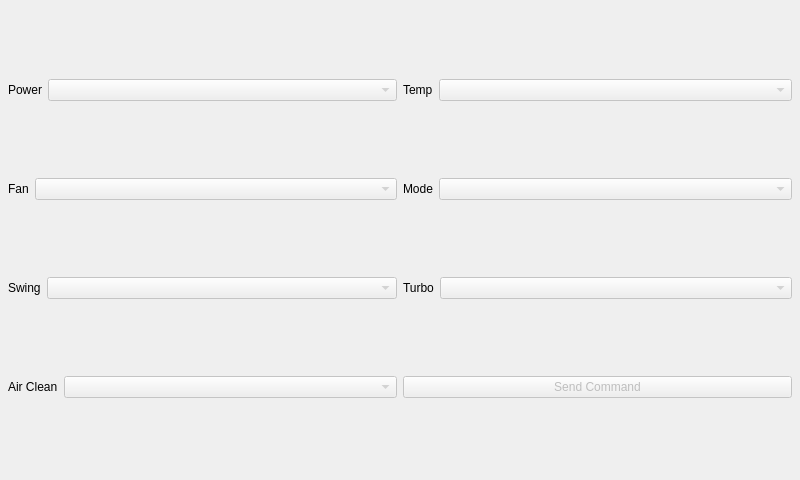
Old version of the form forms/pirstatefulacform.ui in the repository jpietrzak8/Pierogi.
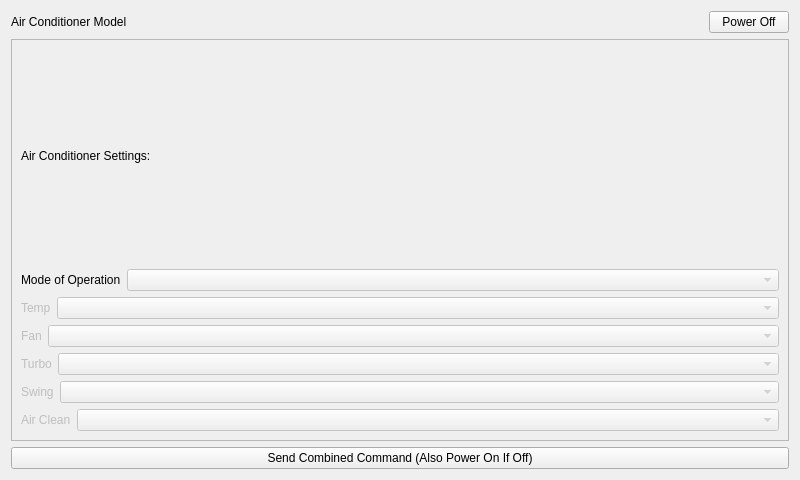
New version of the form. Icons and pictures are not drawn.

Diff of the .ui file:
```diff
--- a/forms/pirstatefulacform.ui
+++ b/forms/pirstatefulacform.ui
@@ -13,14 +13,70 @@
   <property name="windowTitle">
    <string>Form</string>
   </property>
-  <layout class="QGridLayout" name="gridLayout">
-   <property name="margin">
-    <number>8</number>
-   </property>
-   <item row="0" column="0">
+  <layout class="QVBoxLayout" name="verticalLayout_2">
+   <item>
     <layout class="QHBoxLayout" name="horizontalLayout_2">
      <item>
-      <widget class="QLabel" name="powerLabel">
+      <widget class="QLabel" name="acModelLabel">
+       <property name="text">
+        <string>Air Conditioner Model</string>
+       </property>
+      </widget>
+     </item>
+     <item>
+      <widget class="QPushButton" name="powerButton">
+       <property name="sizePolicy">
+        <sizepolicy hsizetype="Fixed" vsizetype="Fixed">
+         <horstretch>0</horstretch>
+         <verstretch>0</verstretch>
+        </sizepolicy>
+       </property>
+       <property name="text">
+        <string>Power Off</string>
+       </property>
+       <property name="icon">
+        <iconset resource="../PierogiResources.qrc">
+         <normaloff>:/icons/on-off_icon&amp;48.png</normaloff>:/icons/on-off_icon&amp;48.png</iconset>
+       </property>
+       <property name="iconSize">
+        <size>
+         <width>48</width>
+         <height>48</height>
+        </size>
+       </property>
+      </widget>
+     </item>
+    </layout>
+   </item>
+   <item>
+    <widget class="QScrollArea" name="acScrollArea">
+     <property name="widgetResizable">
+      <bool>true</bool>
+     </property>
+     <widget class="QWidget" name="acScrollAreaWidgetContents">
+      <property name="geometry">
+       <rect>
+        <x>0</x>
+        <y>0</y>
+        <width>774</width>
+        <height>290</height>
+       </rect>
+      </property>
+      <layout class="QVBoxLayout" name="verticalLayout">
+       <item>
+        <widget class="QLabel" name="acParamsLabel">
+         <property name="text">
+          <string>Air Conditioner Settings:</string>
+         </property>
+        </widget>
+       </item>
+       <item>
+        <layout class="QHBoxLayout" name="horizontalLayout_4">
+         <item>
+          <widget class="QLabel" name="modeLabel">
+           <property name="enabled">
+            <bool>true</bool>
+           </property>
        <property name="sizePolicy">
         <sizepolicy hsizetype="Fixed" vsizetype="Preferred">
          <horstretch>0</horstretch>
@@ -28,12 +84,12 @@
         </sizepolicy>
        </property>
        <property name="text">
-        <string>Power</string>
+            <string>Mode of Operation</string>
        </property>
       </widget>
      </item>
      <item>
-      <widget class="QComboBox" name="powerComboBox">
+          <widget class="QComboBox" name="modeComboBox">
        <property name="enabled">
         <bool>false</bool>
        </property>
@@ -41,10 +97,13 @@
      </item>
     </layout>
    </item>
-   <item row="0" column="1">
+       <item>
     <layout class="QHBoxLayout" name="horizontalLayout">
      <item>
       <widget class="QLabel" name="tempLabel">
+           <property name="enabled">
+            <bool>false</bool>
+           </property>
        <property name="sizePolicy">
         <sizepolicy hsizetype="Fixed" vsizetype="Preferred">
          <horstretch>0</horstretch>
@@ -65,44 +124,13 @@
      </item>
     </layout>
    </item>
-   <item row="3" column="0">
-    <layout class="QHBoxLayout" name="horizontalLayout_7">
      <item>
-      <widget class="QLabel" name="airCleanLabel">
-       <property name="sizePolicy">
-        <sizepolicy hsizetype="Fixed" vsizetype="Preferred">
-         <horstretch>0</horstretch>
-         <verstretch>0</verstretch>
-        </sizepolicy>
-       </property>
-       <property name="text">
-        <string>Air Clean</string>
-       </property>
-      </widget>
-     </item>
-     <item>
-      <widget class="QComboBox" name="airCleanComboBox">
-       <property name="enabled">
-        <bool>false</bool>
-       </property>
-      </widget>
-     </item>
-    </layout>
-   </item>
-   <item row="3" column="1">
-    <widget class="QPushButton" name="sendButton">
-     <property name="enabled">
-      <bool>false</bool>
-     </property>
-     <property name="text">
-      <string>Send Command</string>
-     </property>
-    </widget>
-   </item>
-   <item row="1" column="0">
     <layout class="QHBoxLayout" name="horizontalLayout_3">
      <item>
       <widget class="QLabel" name="fanLabel">
+           <property name="enabled">
+            <bool>false</bool>
+           </property>
        <property name="sizePolicy">
         <sizepolicy hsizetype="Fixed" vsizetype="Preferred">
          <horstretch>0</horstretch>
@@ -123,58 +151,13 @@
      </item>
     </layout>
    </item>
-   <item row="1" column="1">
-    <layout class="QHBoxLayout" name="horizontalLayout_4">
      <item>
-      <widget class="QLabel" name="modeLabel">
-       <property name="sizePolicy">
-        <sizepolicy hsizetype="Fixed" vsizetype="Preferred">
-         <horstretch>0</horstretch>
-         <verstretch>0</verstretch>
-        </sizepolicy>
-       </property>
-       <property name="text">
-        <string>Mode</string>
-       </property>
-      </widget>
-     </item>
-     <item>
-      <widget class="QComboBox" name="modeComboBox">
-       <property name="enabled">
-        <bool>false</bool>
-       </property>
-      </widget>
-     </item>
-    </layout>
-   </item>
-   <item row="2" column="0">
-    <layout class="QHBoxLayout" name="horizontalLayout_5">
-     <item>
-      <widget class="QLabel" name="swingLabel">
-       <property name="sizePolicy">
-        <sizepolicy hsizetype="Fixed" vsizetype="Preferred">
-         <horstretch>0</horstretch>
-         <verstretch>0</verstretch>
-        </sizepolicy>
-       </property>
-       <property name="text">
-        <string>Swing</string>
-       </property>
-      </widget>
-     </item>
-     <item>
-      <widget class="QComboBox" name="swingComboBox">
-       <property name="enabled">
-        <bool>false</bool>
-       </property>
-      </widget>
-     </item>
-    </layout>
-   </item>
-   <item row="2" column="1">
     <layout class="QHBoxLayout" name="horizontalLayout_6">
      <item>
       <widget class="QLabel" name="turboLabel">
+           <property name="enabled">
+            <bool>false</bool>
+           </property>
        <property name="sizePolicy">
         <sizepolicy hsizetype="Fixed" vsizetype="Preferred">
          <horstretch>0</horstretch>
@@ -195,9 +178,89 @@
      </item>
     </layout>
    </item>
-  </layout>
- </widget>
- <resources/>
+       <item>
+        <layout class="QHBoxLayout" name="horizontalLayout_5">
+         <item>
+          <widget class="QLabel" name="swingLabel">
+           <property name="enabled">
+            <bool>false</bool>
+           </property>
+           <property name="sizePolicy">
+            <sizepolicy hsizetype="Fixed" vsizetype="Preferred">
+             <horstretch>0</horstretch>
+             <verstretch>0</verstretch>
+            </sizepolicy>
+           </property>
+           <property name="text">
+            <string>Swing</string>
+           </property>
+          </widget>
+         </item>
+         <item>
+          <widget class="QComboBox" name="swingComboBox">
+           <property name="enabled">
+            <bool>false</bool>
+           </property>
+          </widget>
+         </item>
+        </layout>
+       </item>
+       <item>
+        <layout class="QHBoxLayout" name="horizontalLayout_7">
+         <item>
+          <widget class="QLabel" name="airCleanLabel">
+           <property name="enabled">
+            <bool>false</bool>
+           </property>
+           <property name="sizePolicy">
+            <sizepolicy hsizetype="Fixed" vsizetype="Preferred">
+             <horstretch>0</horstretch>
+             <verstretch>0</verstretch>
+            </sizepolicy>
+           </property>
+           <property name="text">
+            <string>Air Clean</string>
+           </property>
+          </widget>
+         </item>
+         <item>
+          <widget class="QComboBox" name="airCleanComboBox">
+           <property name="enabled">
+            <bool>false</bool>
+           </property>
+          </widget>
+         </item>
+        </layout>
+       </item>
+      </layout>
+     </widget>
+    </widget>
+   </item>
+   <item>
+    <widget class="QPushButton" name="sendButton">
+     <property name="enabled">
+      <bool>true</bool>
+     </property>
+     <property name="text">
+      <string>Send Combined Command (Also Power On If Off)</string>
+     </property>
+     <property name="icon">
+      <iconset resource="../PierogiResources.qrc">
+       <normaloff>:/icons/blue_square.png</normaloff>:/icons/blue_square.png</iconset>
+     </property>
+     <property name="iconSize">
+      <size>
+       <width>48</width>
+       <height>48</height>
+      </size>
+     </property>
+    </widget>
+   </item>
+  </layout>
+ </widget>
+ <resources>
+  <include location="../PierogiResources.qrc"/>
+ </resources>
  <connections>
   <connection>
    <sender>PIRStatefulACForm</sender>
```
Left out of the diff: 16 changed lines with no effect on the pictures. Lines whose indentation alone changed are shown as unchanged.
